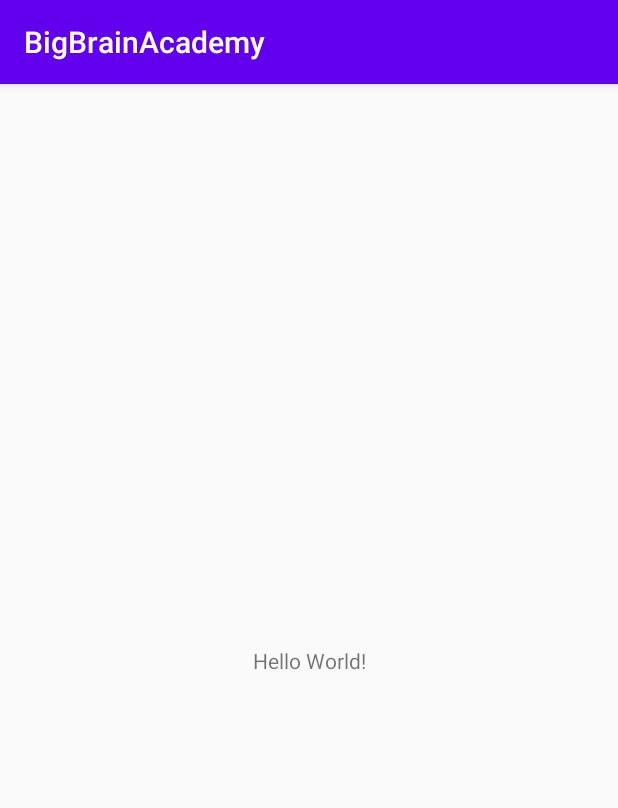
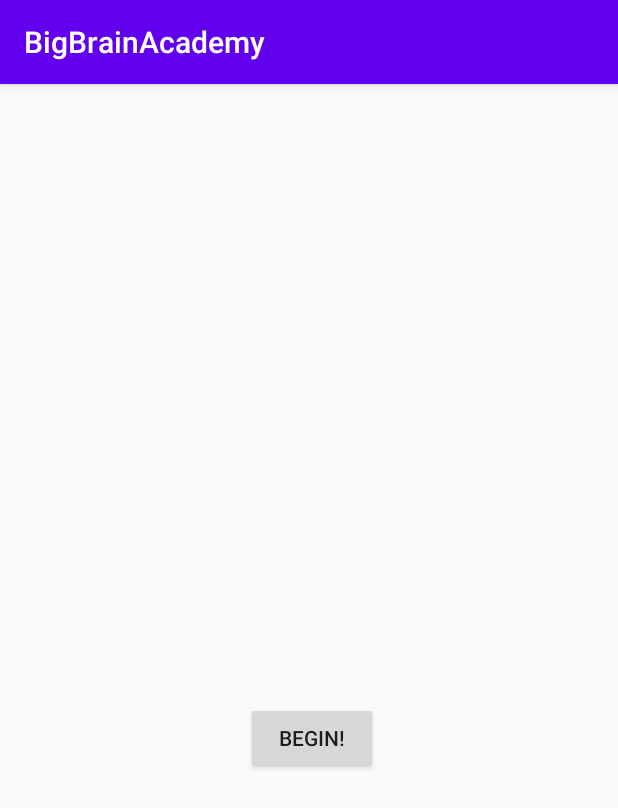
Before and after one commit to VictorAstinov/BigBrainAcademy, an Android app: the screen it shows after launch (MainActivity), on a phone screen of 412 x 824 dp. Shown: the top 808 px of the screen. Run offline under Robolectric (Android 15) with nearby library versions, the phone set to English and light mode, and no system bars.

Commit message:
Added basic working buttons for app launch and choice screens.

```diff
--- a/app/src/main/java/com/example/bigbrainacademy/MainActivity.java
+++ b/app/src/main/java/com/example/bigbrainacademy/MainActivity.java
@@ -1,13 +1,33 @@
 package com.example.bigbrainacademy;
 
-import android.support.v7.app.AppCompatActivity;
+import android.content.Intent;
+
+import androidx.appcompat.app.AppCompatActivity;
 import android.os.Bundle;
+import android.view.View;
+import android.widget.Button;
+import com.example.bigbrainacademy.databinding.ActivityMainBinding;
 
+
+// view for the app launch screen
 public class MainActivity extends AppCompatActivity {
+  @Override
+  protected void onCreate(Bundle savedInstanceState) {
+    super.onCreate(savedInstanceState);
+    // create binding layout
+    ActivityMainBinding bind = ActivityMainBinding.inflate(getLayoutInflater());
+    View view = bind.getRoot();
+    setContentView(view);
+    Button start_button = findViewById(R.id.start_screen_button);
+    //start_button.setBackgroundColor(Color.RED);
+    /*
+    // add start button feature (for now just change color to red)
+    start_button.setOnclickListener((c) -> start_button.setBackgroundColor(Color.RED))
+    .*/
 
-    @Override
-    protected void onCreate(Bundle savedInstanceState) {
-        super.onCreate(savedInstanceState);
-        setContentView(R.layout.activity_main);
-    }
+    // this uses a lambda with the onClickListener to go to the next activity screen
+    start_button.setOnClickListener((x) -> startActivity(new Intent(MainActivity
+    .this, ChoiceScreen.class)));
+
+  }
 }
--- a/app/src/main/res/layout/activity_main.xml
+++ b/app/src/main/res/layout/activity_main.xml
@@ -1,18 +1,19 @@
 <?xml version="1.0" encoding="utf-8"?>
-<android.support.constraint.ConstraintLayout xmlns:android="http://schemas.android.com/apk/res/android"
+<androidx.constraintlayout.widget.ConstraintLayout xmlns:android="http://schemas.android.com/apk/res/android"
     xmlns:app="http://schemas.android.com/apk/res-auto"
     xmlns:tools="http://schemas.android.com/tools"
     android:layout_width="match_parent"
     android:layout_height="match_parent"
     tools:context=".MainActivity">
 
-    <TextView
+    <Button
+        android:id="@+id/start_screen_button"
         android:layout_width="wrap_content"
         android:layout_height="wrap_content"
-        android:text="Hello World!"
+        android:layout_marginEnd="160dp"
+        android:layout_marginBottom="308dp"
+        android:text="@string/start_screen_button"
         app:layout_constraintBottom_toBottomOf="parent"
-        app:layout_constraintLeft_toLeftOf="parent"
-        app:layout_constraintRight_toRightOf="parent"
-        app:layout_constraintTop_toTopOf="parent" />
+        app:layout_constraintEnd_toEndOf="parent" />
 
-</android.support.constraint.ConstraintLayout>
+</androidx.constraintlayout.widget.ConstraintLayout>
--- a/app/src/main/res/values/strings.xml
+++ b/app/src/main/res/values/strings.xml
@@ -1,3 +1,6 @@
 <resources>
     <string name="app_name">BigBrainAcademy</string>
+    <string name="start_screen_button">Begin!</string>
+    <string name="choice_screen_test_button">Test!</string>
+    <string name="choice_screen_practice_button">Practice!</string>
 </resources>
--- a/gradle.properties
+++ b/gradle.properties
@@ -15,3 +15,5 @@ org.gradle.jvmargs=-Xmx2048m -Dfile.encoding=UTF-8
 # resources declared in the library itself and none from the library's dependencies,
 # thereby reducing the size of the R class for that library
 android.nonTransitiveRClass=true
+android.useAndroidX=true
+android.enableJetifier=true
```
Also changed, not shown: app/build.gradle (+9 -5 lines), app/src/main/AndroidManifest.xml (+9 -0 lines), app/src/main/java/com/example/bigbrainacademy/ChoiceScreen.java (added, +25 -0 lines), app/src/main/java/com/example/bigbrainacademy/PracticeScreen.java (added, +14 -0 lines), app/src/main/java/com/example/bigbrainacademy/TestScreen.java (added, +14 -0 lines), app/src/main/res/layout/activity_choice_screen.xml (added, +30 -0 lines), app/src/main/res/layout/activity_practice_screen.xml (added, +9 -0 lines), app/src/main/res/layout/activity_test_screen.xml (added, +9 -0 lines), 1 other file.
